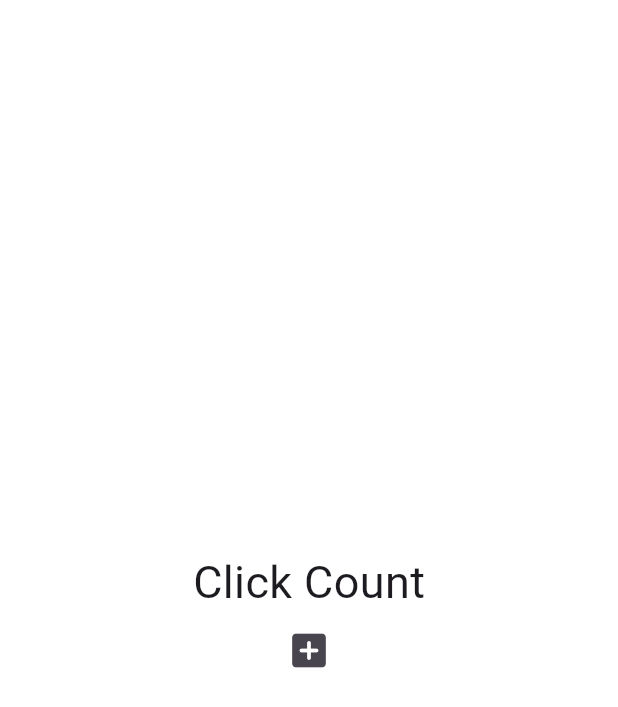
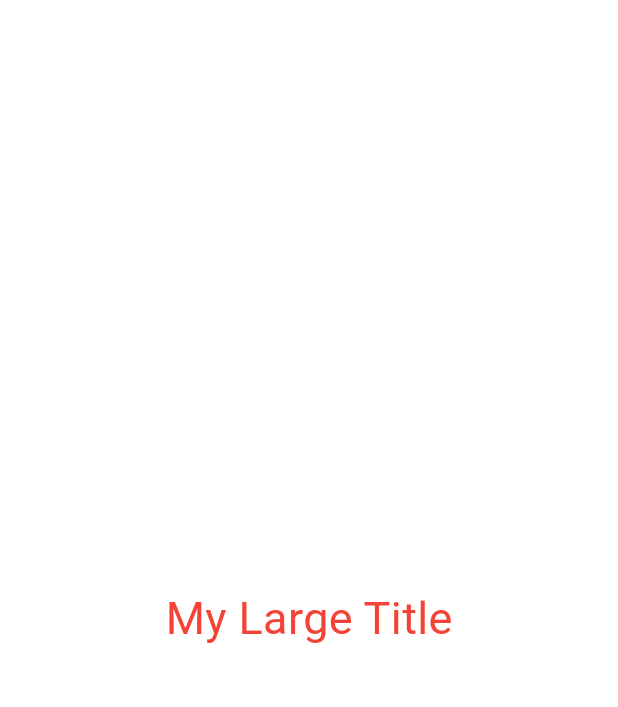
Before and after one commit to dkdkdkdk555/Toonflix_flutter, a Flutter app: the screen it shows after launch, on a phone screen of 412 x 824 dp. Shown: the top 707 px of the screen. Run offline on Flutter 3.47's test engine with Material 3 defaults, Android fonts, the phone set to English and light mode, and no system bars.

Commit message:
#4 4 BuildContext

```diff
--- a/lib/main2.dart
+++ b/lib/main2.dart
@@ -21,33 +21,25 @@ class Apsp extends StatefulWidget {
 // UI를 구축하는 곳, 새로 고침시 최신 데이터를 보여줌
 class _AppState extends State<Apsp> {
 
-  List<int> numbers = [];
-
-  void onClicked(){
-    setState(() {  // UI에게 데이터가 바뀌었다고 알리는 함수
-      numbers.add(numbers.length);
-    });
-  }
 
   @override
   Widget build(BuildContext context) {
     return MaterialApp(
-      home: Scaffold(
+      theme: ThemeData(
+        textTheme: const TextTheme(
+          titleLarge: TextStyle(
+            color: Colors.red,
+          ),
+        ),
+      ),
+      home: const Scaffold(
         backgroundColor: Colors.white,
         body: Center(
           child: Column(
             mainAxisAlignment: MainAxisAlignment.center,
             children: [
-              const Text(
-                'Click Count',
-                style: TextStyle(fontSize: 30),
-              ),
-              for(var n in numbers) Text('$n'),
-              IconButton(
-                iconSize: 30,
-                onPressed: onClicked,
-                icon: const Icon(Icons.add_box_rounded)
-                ),
+              MyLargeTitle(),
+
             ],
           ),
         ),
@@ -55,3 +47,19 @@ class _AppState extends State<Apsp> {
     );
   }
 }
+
+class MyLargeTitle extends StatelessWidget {
+  const MyLargeTitle({
+    super.key,
+  });
+
+  @override
+  Widget build(BuildContext context) {
+  // BuildContext context 는 상위요소의 모든 정보를 가지고 있다.
+  //'위젯 트리' 에 대한 정보가 담겨있다. -> 이걸 통해 부모요소에 접근
+    return Text(
+      'My Large Title',
+      style: TextStyle(fontSize: 30, color:Theme.of(context).textTheme.titleLarge!.color,), // ! 는 NotNull 임을 명확히 해주는것이다. ( ? = Nullable)
+    );
+  }
+}
```
